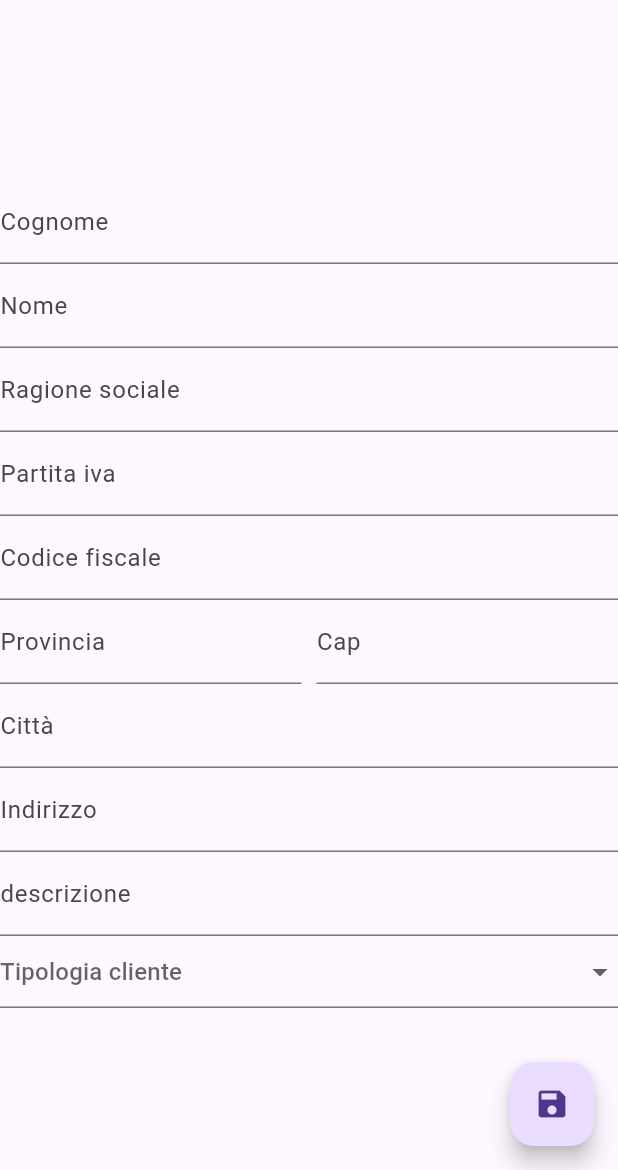
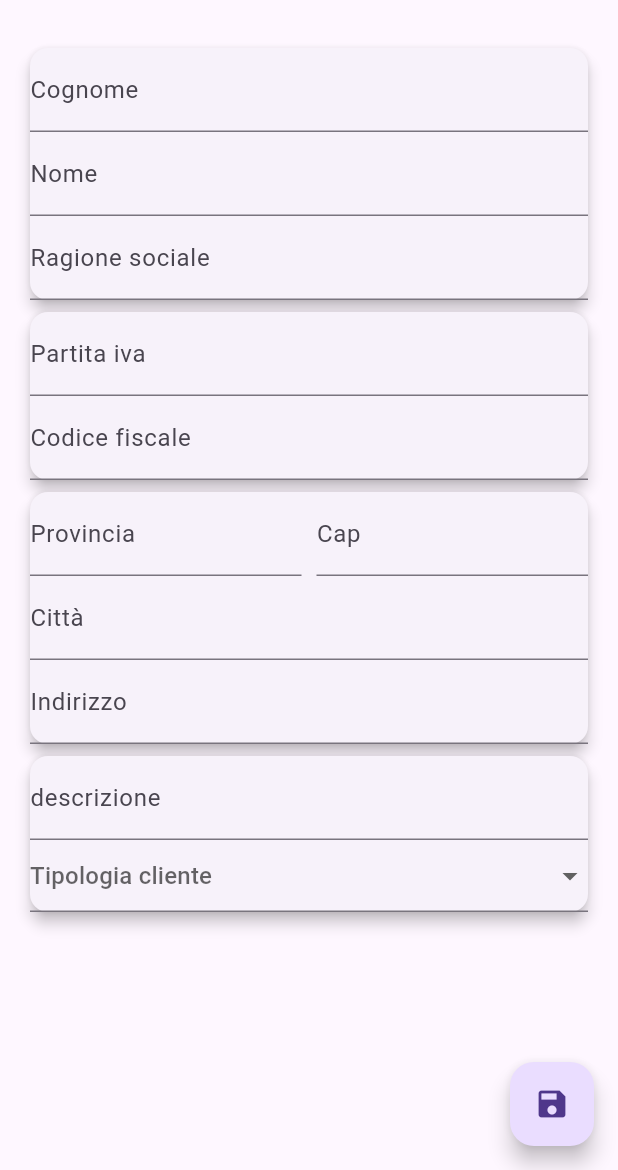
Before and after one commit to mlavoratornovo/mwinkhouse2, a Flutter app: the DettaglioAnagrafica screen opened directly, on a phone screen of 412 x 824 dp, the part 66-1236 px from its top. Run offline on Flutter 3.47's test engine with Material 3 defaults, Android fonts, the phone set to English and light mode, and no system bars; our stand-ins replace camera, flutter_datetime_picker_plus, flutter_settings_screens, objectbox; missing offline and left inert: async_task, maps_launcher; generated files the repository leaves out were written again.

Commit message:
fix chiusura popup categorie, card su lista anagrafiche e dettaglio

```diff
--- a/lib/widgets/anagrafiche/dettaglio_anagrafica.dart
+++ b/lib/widgets/anagrafiche/dettaglio_anagrafica.dart
@@ -91,14 +91,23 @@ class _DettaglioAnagraficaState extends State<DettaglioAnagrafica> {
             )],
 
         ),
-        body: Center(
-          // Center is a layout widget. It takes a single child and positions it
-          // in the middle of the parent.
+        body: SingleChildScrollView(
+            child: Padding(
+            padding: const EdgeInsets.all(16.0), // Optional: adds spacing around the form
             child: Form(
               key: _formKey,
               child: SingleChildScrollView(
                   child:Column(
+                      mainAxisAlignment: MainAxisAlignment.start,
                       children: <Widget>[
+                        Card(
+                            elevation: 4, // Ombra della card
+                            shape: RoundedRectangleBorder(
+                              borderRadius: BorderRadius.circular(12),
+                            ),
+                            child: Column(
+                                crossAxisAlignment: CrossAxisAlignment.start,
+                                children: [
                                   TextFormField(
                                     decoration:const InputDecoration(
                                         labelText: "Cognome"
@@ -129,6 +138,17 @@ class _DettaglioAnagraficaState extends State<DettaglioAnagrafica> {
                                     initialValue: widget.anagrafica.ragioneSociale ?? "",
                                     key: Key(Random().nextInt(10000).toString()),
                                   ),
+                                ]
+                            )
+                        ),
+                        Card(
+                          elevation: 4, // Ombra della card
+                          shape: RoundedRectangleBorder(
+                          borderRadius: BorderRadius.circular(12),
+                          ),
+                          child: Column(
+                            crossAxisAlignment: CrossAxisAlignment.start,
+                            children: [
                               TextFormField(
                                 decoration:const InputDecoration(
                                     labelText: "Partita iva"
@@ -149,7 +169,17 @@ class _DettaglioAnagraficaState extends State<DettaglioAnagrafica> {
                                 initialValue: widget.anagrafica.codiceFiscale,
                                 key: Key(Random().nextInt(10000).toString()),
                               ),
-
+                            ]
+                          )
+                        ),
+                        Card(
+                          elevation: 4, // Ombra della card
+                          shape: RoundedRectangleBorder(
+                            borderRadius: BorderRadius.circular(12),
+                          ),
+                          child: Column(
+                              crossAxisAlignment: CrossAxisAlignment.start,
+                              children: [
                                 Row(
                                   mainAxisAlignment: MainAxisAlignment.spaceEvenly,
                                   children: <Widget>[
@@ -211,6 +241,17 @@ class _DettaglioAnagraficaState extends State<DettaglioAnagrafica> {
                                   initialValue: widget.anagrafica.indirizzo ?? "",
                                   key:Key(Random().nextInt(10000).toString()),
                                 ),
+                              ]
+                          )
+                        ),
+                        Card(
+                          elevation: 4, // Ombra della card
+                          shape: RoundedRectangleBorder(
+                            borderRadius: BorderRadius.circular(12),
+                          ),
+                          child: Column(
+                              crossAxisAlignment: CrossAxisAlignment.start,
+                              children: [
                                 TextFormField(
                                   maxLines: null,
                                   decoration:const InputDecoration(
@@ -242,7 +283,11 @@ class _DettaglioAnagraficaState extends State<DettaglioAnagrafica> {
                                     );
                                   }).toList(),
                                 ),
+                              ]
+                          )
+                        ),
                       ])
+              ),
             ),
           ),
         ),
--- a/lib/widgets/anagrafiche/lista_anagrafiche.dart
+++ b/lib/widgets/anagrafiche/lista_anagrafiche.dart
@@ -77,6 +77,11 @@ class _AnagraficheListState extends State<AnagraficheList> {
                   height: 35,
                   child: Text('Immobile ${anagrafiche[index].codAnagrafica} deleted'))));
         },
+        child: Card(
+          elevation: 4, // Ombra della card
+          shape: RoundedRectangleBorder(
+          borderRadius: BorderRadius.circular(12),
+          ),
           child: Row(
             children: <Widget>[
               Checkbox(
@@ -133,6 +138,7 @@ class _AnagraficheListState extends State<AnagraficheList> {
                     ));
                   }),
             ],
+          )
         ),
       );
 
--- a/lib/widgets/basedata/lista_dati_base.dart
+++ b/lib/widgets/basedata/lista_dati_base.dart
@@ -466,7 +466,7 @@ class _BaseDatiListState extends State<BaseDatiList> {
                  const SnackBar(content: Text('Dati non validi impossibile procedere')),
                );
              }
-             Navigator.of(context, rootNavigator: true).push(
+             Navigator.of(context, rootNavigator: true).pushReplacement(
                MaterialPageRoute(builder: (context) => BaseDatiList(tipoDati:widget.tipoDati)),
              );
            },
```
Lines whose indentation alone changed are shown as unchanged.
